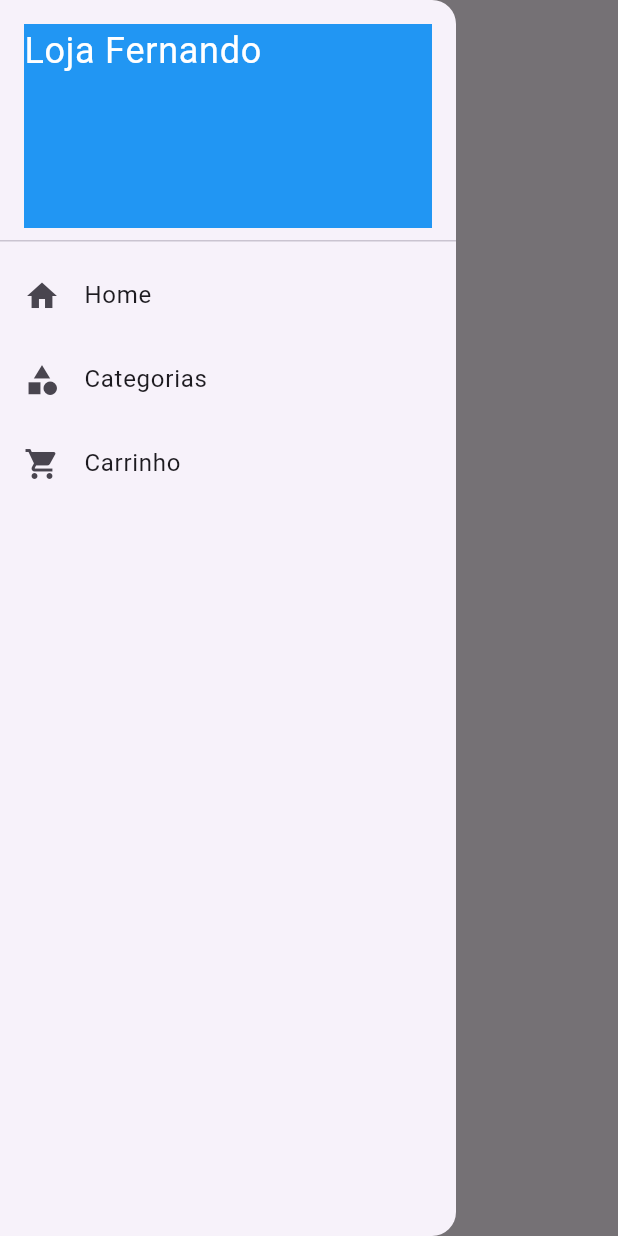
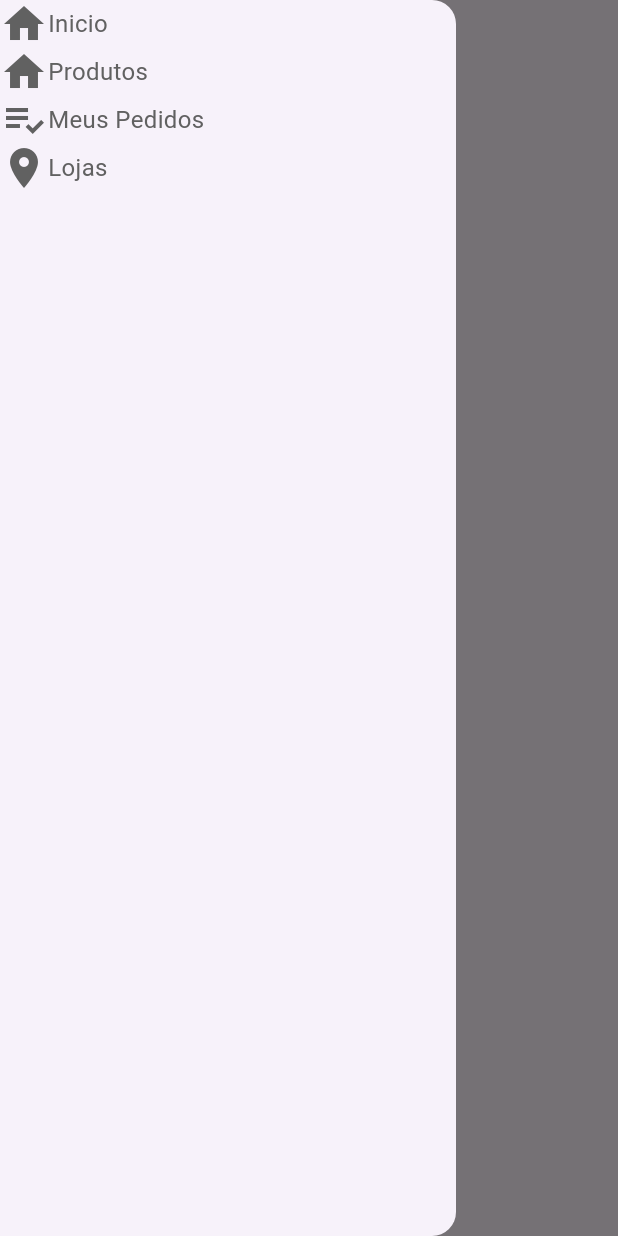
Before and after one commit to FernandoRodrigues13/loja_online_flutter, a Flutter app: the screen it shows after launch, with the side drawer open, on a phone screen of 412 x 824 dp. Run offline on Flutter 3.47's test engine with Material 3 defaults, Android fonts, the phone set to English and light mode, and no system bars; our stand-ins replace cloud_firestore, firebase_core; accounts and stored records are empty.

Commit message:
Atualiza arquivos após primeiro push

```diff
--- a/lib/common/custom_drawer/custom_drawer.dart
+++ b/lib/common/custom_drawer/custom_drawer.dart
@@ -1,4 +1,5 @@
 import 'package:flutter/material.dart';
+import 'package:loja_online/common/custom_drawer/drawer_tile.dart';
 
 class CustomDrawer extends StatelessWidget {
   const CustomDrawer({super.key});
@@ -7,40 +8,11 @@ class CustomDrawer extends StatelessWidget {
   Widget build(BuildContext context) {
     return Drawer(
       child: ListView(
-        children: [
-          DrawerHeader(
-            child: Container(
-              color: Colors.blue,
-              child: const Text(
-                'Loja Fernando',
-                style: TextStyle(
-                  color: Colors.white,
-                  fontSize: 24,
-                ),
-              ),
-            ),
-          ),
-          ListTile(
-            leading: const Icon(Icons.home),
-            title: const Text('Home'),
-            onTap: () {
-              Navigator.pop(context); // Fecha o drawer
-            },
-          ),
-          ListTile(
-            leading: const Icon(Icons.category),
-            title: const Text('Categorias'),
-            onTap: () {
-              Navigator.pop(context); // Fecha o drawer
-            },
-          ),
-          ListTile(
-            leading: const Icon(Icons.shopping_cart),
-            title: const Text('Carrinho'),
-            onTap: () {
-              Navigator.pop(context); // Fecha o drawer
-            },
-          ),
+        children: const [
+          DrawerTile(iconData: Icons.home, title: 'Inicio' ,),
+          DrawerTile(iconData: Icons.home, title: 'Produtos' ,),
+          DrawerTile(iconData: Icons.playlist_add_check, title: 'Meus Pedidos' ,),
+          DrawerTile(iconData: Icons.location_on, title: 'Lojas' ,),
         ],
       ),
     );
--- a/lib/common/custom_drawer/drawer_tile.dart
+++ b/lib/common/custom_drawer/drawer_tile.dart
@@ -0,0 +1,28 @@
+import 'package:flutter/material.dart';
+
+class DrawerTile extends StatelessWidget {
+  const DrawerTile({required this.iconData, required this.title, super.key});
+
+  final IconData iconData;
+  final String title;
+
+  @override
+  Widget build(BuildContext context) {
+    return  Row(
+      children: [
+        Icon(
+          iconData,
+          size: 32,
+          color: Colors.grey[700],
+        ),
+        Text(
+          title,
+          style:  TextStyle(
+            fontSize: 16,
+            color: Colors.grey[700],
+          ),
+        ),
+      ],
+    );
+  }
+}
```
Also changed, not shown: 1 other file.
